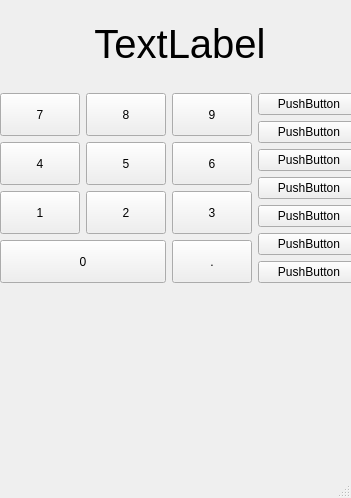
Above: calc/calculator/mainwindow.ui from ChibaMizuki/FreeCodes_Qt before the change. Below: the same form after it.
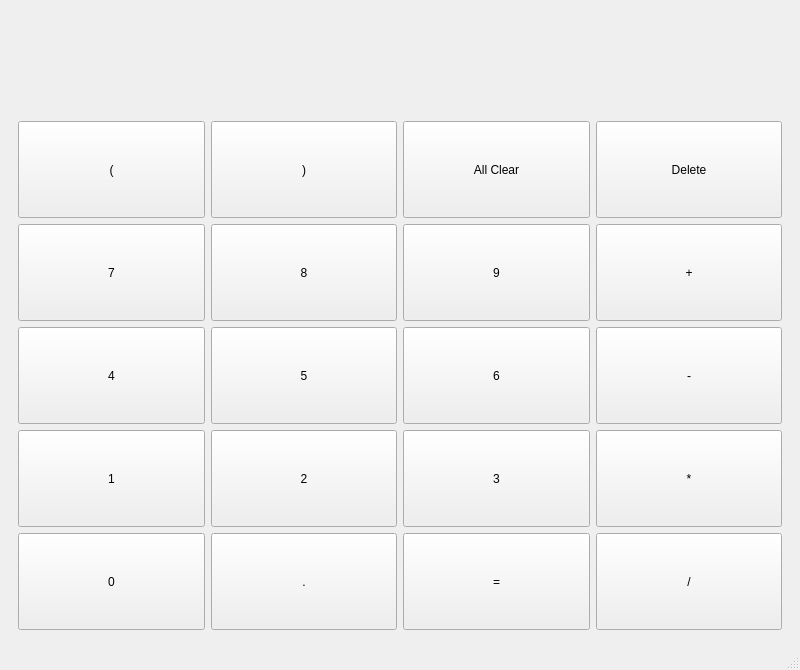
That is the form after the change.

Commit message: クラッシュの修正

What changed in the file:
```diff
--- a/calc/calculator/mainwindow.ui
+++ b/calc/calculator/mainwindow.ui
@@ -6,48 +6,34 @@
    <rect>
     <x>0</x>
     <y>0</y>
-    <width>351</width>
-    <height>498</height>
+    <width>800</width>
+    <height>670</height>
    </rect>
   </property>
   <property name="windowTitle">
    <string>MainWindow</string>
   </property>
   <widget class="QWidget" name="centralwidget">
+   <layout class="QGridLayout" name="gridLayout_3">
+    <item row="0" column="0">
    <widget class="QWidget" name="widget" native="true">
-    <property name="geometry">
-     <rect>
-      <x>0</x>
-      <y>0</y>
-      <width>360</width>
-      <height>283</height>
-     </rect>
-    </property>
     <layout class="QGridLayout" name="gridLayout_2">
-     <item row="0" column="0" colspan="2">
-      <widget class="QLabel" name="display">
-       <property name="sizePolicy">
-        <sizepolicy hsizetype="Preferred" vsizetype="Expanding">
-         <horstretch>0</horstretch>
-         <verstretch>0</verstretch>
-        </sizepolicy>
-       </property>
-       <property name="font">
-        <font>
-         <pointsize>30</pointsize>
-        </font>
-       </property>
-       <property name="text">
-        <string>TextLabel</string>
-       </property>
-       <property name="alignment">
-        <set>Qt::AlignmentFlag::AlignCenter</set>
-       </property>
-      </widget>
-     </item>
-     <item row="1" column="0">
+       <item row="0" column="0">
       <layout class="QGridLayout" name="gridLayout">
-       <item row="3" column="0" colspan="2">
+         <item row="3" column="0">
+          <widget class="QPushButton" name="button_four">
+           <property name="sizePolicy">
+            <sizepolicy hsizetype="Minimum" vsizetype="Expanding">
+             <horstretch>0</horstretch>
+             <verstretch>0</verstretch>
+            </sizepolicy>
+           </property>
+           <property name="text">
+            <string>4</string>
+           </property>
+          </widget>
+         </item>
+         <item row="5" column="0">
         <widget class="QPushButton" name="button_zero">
          <property name="sizePolicy">
           <sizepolicy hsizetype="Minimum" vsizetype="MinimumExpanding">
@@ -66,20 +52,7 @@
          </property>
         </widget>
        </item>
-       <item row="1" column="0">
-        <widget class="QPushButton" name="button_four">
-         <property name="sizePolicy">
-          <sizepolicy hsizetype="Minimum" vsizetype="Expanding">
-           <horstretch>0</horstretch>
-           <verstretch>0</verstretch>
-          </sizepolicy>
-         </property>
-         <property name="text">
-          <string>4</string>
-         </property>
-        </widget>
-       </item>
-       <item row="1" column="1">
+         <item row="3" column="1">
         <widget class="QPushButton" name="button_five">
          <property name="sizePolicy">
           <sizepolicy hsizetype="Minimum" vsizetype="Expanding">
@@ -92,7 +65,33 @@
          </property>
         </widget>
        </item>
-       <item row="0" column="2">
+         <item row="3" column="2">
+          <widget class="QPushButton" name="button_six">
+           <property name="sizePolicy">
+            <sizepolicy hsizetype="Minimum" vsizetype="Expanding">
+             <horstretch>0</horstretch>
+             <verstretch>0</verstretch>
+            </sizepolicy>
+           </property>
+           <property name="text">
+            <string>6</string>
+           </property>
+          </widget>
+         </item>
+         <item row="5" column="2">
+          <widget class="QPushButton" name="button_equal">
+           <property name="sizePolicy">
+            <sizepolicy hsizetype="Minimum" vsizetype="Expanding">
+             <horstretch>0</horstretch>
+             <verstretch>0</verstretch>
+            </sizepolicy>
+           </property>
+           <property name="text">
+            <string>=</string>
+           </property>
+          </widget>
+         </item>
+         <item row="2" column="2">
         <widget class="QPushButton" name="button_nine">
          <property name="sizePolicy">
           <sizepolicy hsizetype="Minimum" vsizetype="Expanding">
@@ -105,7 +104,7 @@
          </property>
         </widget>
        </item>
-       <item row="2" column="2">
+         <item row="4" column="2">
         <widget class="QPushButton" name="button_three">
          <property name="sizePolicy">
           <sizepolicy hsizetype="Minimum" vsizetype="Expanding">
@@ -118,7 +117,7 @@
          </property>
         </widget>
        </item>
-       <item row="2" column="0">
+         <item row="4" column="0">
         <widget class="QPushButton" name="button_one">
          <property name="sizePolicy">
           <sizepolicy hsizetype="Minimum" vsizetype="Expanding">
@@ -131,7 +130,20 @@
          </property>
         </widget>
        </item>
-       <item row="0" column="0">
+         <item row="4" column="3">
+          <widget class="QPushButton" name="button_multi">
+           <property name="sizePolicy">
+            <sizepolicy hsizetype="Minimum" vsizetype="Expanding">
+             <horstretch>0</horstretch>
+             <verstretch>0</verstretch>
+            </sizepolicy>
+           </property>
+           <property name="text">
+            <string>*</string>
+           </property>
+          </widget>
+         </item>
+         <item row="2" column="0">
         <widget class="QPushButton" name="button_seven">
          <property name="sizePolicy">
           <sizepolicy hsizetype="Minimum" vsizetype="Expanding">
@@ -144,7 +156,7 @@
          </property>
         </widget>
        </item>
-       <item row="0" column="1">
+         <item row="2" column="1">
         <widget class="QPushButton" name="button_eight">
          <property name="sizePolicy">
           <sizepolicy hsizetype="Minimum" vsizetype="Expanding">
@@ -157,7 +169,7 @@
          </property>
         </widget>
        </item>
-       <item row="2" column="1">
+         <item row="4" column="1">
         <widget class="QPushButton" name="button_two">
          <property name="sizePolicy">
           <sizepolicy hsizetype="Minimum" vsizetype="Expanding">
@@ -170,7 +182,46 @@
          </property>
         </widget>
        </item>
-       <item row="3" column="2">
+         <item row="3" column="3">
+          <widget class="QPushButton" name="button_minus">
+           <property name="sizePolicy">
+            <sizepolicy hsizetype="Minimum" vsizetype="Expanding">
+             <horstretch>0</horstretch>
+             <verstretch>0</verstretch>
+            </sizepolicy>
+           </property>
+           <property name="text">
+            <string>-</string>
+           </property>
+          </widget>
+         </item>
+         <item row="2" column="3">
+          <widget class="QPushButton" name="button_plus">
+           <property name="sizePolicy">
+            <sizepolicy hsizetype="Minimum" vsizetype="Expanding">
+             <horstretch>0</horstretch>
+             <verstretch>0</verstretch>
+            </sizepolicy>
+           </property>
+           <property name="text">
+            <string>+</string>
+           </property>
+          </widget>
+         </item>
+         <item row="5" column="3">
+          <widget class="QPushButton" name="button_divide">
+           <property name="sizePolicy">
+            <sizepolicy hsizetype="Minimum" vsizetype="Expanding">
+             <horstretch>0</horstretch>
+             <verstretch>0</verstretch>
+            </sizepolicy>
+           </property>
+           <property name="text">
+            <string>/</string>
+           </property>
+          </widget>
+         </item>
+         <item row="5" column="1">
         <widget class="QPushButton" name="button_dot">
          <property name="sizePolicy">
           <sizepolicy hsizetype="Minimum" vsizetype="Expanding">
@@ -183,8 +234,43 @@
          </property>
         </widget>
        </item>
+         <item row="0" column="0" colspan="4">
+          <widget class="QLabel" name="display">
+           <property name="sizePolicy">
+            <sizepolicy hsizetype="Preferred" vsizetype="Expanding">
+             <horstretch>0</horstretch>
+             <verstretch>0</verstretch>
+            </sizepolicy>
+           </property>
+           <property name="font">
+            <font>
+             <family>游明朝</family>
+             <pointsize>30</pointsize>
+            </font>
+           </property>
+           <property name="text">
+            <string/>
+           </property>
+           <property name="alignment">
+            <set>Qt::AlignmentFlag::AlignCenter</set>
+           </property>
+          </widget>
+         </item>
+         <item row="1" column="3">
+          <widget class="QPushButton" name="button_delete">
+           <property name="sizePolicy">
+            <sizepolicy hsizetype="Minimum" vsizetype="Expanding">
+             <horstretch>0</horstretch>
+             <verstretch>0</verstretch>
+            </sizepolicy>
+           </property>
+           <property name="text">
+            <string>Delete</string>
+           </property>
+          </widget>
+         </item>
        <item row="1" column="2">
-        <widget class="QPushButton" name="button_six">
+          <widget class="QPushButton" name="button_clear">
          <property name="sizePolicy">
           <sizepolicy hsizetype="Minimum" vsizetype="Expanding">
            <horstretch>0</horstretch>
@@ -192,67 +278,42 @@
           </sizepolicy>
          </property>
          <property name="text">
-          <string>6</string>
+            <string>All Clear</string>
          </property>
         </widget>
        </item>
-      </layout>
+         <item row="1" column="0">
+          <widget class="QPushButton" name="button_front">
+           <property name="sizePolicy">
+            <sizepolicy hsizetype="Minimum" vsizetype="Expanding">
+             <horstretch>0</horstretch>
+             <verstretch>0</verstretch>
+            </sizepolicy>
+           </property>
+           <property name="text">
+            <string>(</string>
+           </property>
+          </widget>
      </item>
      <item row="1" column="1">
-      <layout class="QVBoxLayout" name="verticalLayout">
-       <item>
-        <widget class="QPushButton" name="pushButton_18">
-         <property name="text">
-          <string>PushButton</string>
-         </property>
-        </widget>
-       </item>
-       <item>
-        <widget class="QPushButton" name="pushButton_17">
+          <widget class="QPushButton" name="button_back">
+           <property name="sizePolicy">
+            <sizepolicy hsizetype="Minimum" vsizetype="Expanding">
+             <horstretch>0</horstretch>
+             <verstretch>0</verstretch>
+            </sizepolicy>
+           </property>
          <property name="text">
-          <string>PushButton</string>
+            <string>)</string>
          </property>
         </widget>
        </item>
-       <item>
-        <widget class="QPushButton" name="pushButton_13">
-         <property name="text">
-          <string>PushButton</string>
-         </property>
-        </widget>
-       </item>
-       <item>
-        <widget class="QPushButton" name="pushButton_14">
-         <property name="text">
-          <string>PushButton</string>
-         </property>
-        </widget>
-       </item>
-       <item>
-        <widget class="QPushButton" name="pushButton_16">
-         <property name="text">
-          <string>PushButton</string>
-         </property>
-        </widget>
-       </item>
-       <item>
-        <widget class="QPushButton" name="pushButton_15">
-         <property name="text">
-          <string>PushButton</string>
-         </property>
-        </widget>
-       </item>
-       <item>
-        <widget class="QPushButton" name="pushButton_12">
-         <property name="text">
-          <string>PushButton</string>
-         </property>
-        </widget>
-       </item>
       </layout>
      </item>
     </layout>
    </widget>
+    </item>
+   </layout>
   </widget>
   <widget class="QMenuBar" name="menubar">
    <property name="geometry">
```
Left out of the diff: 2 changed lines with no effect on the pictures. Lines whose indentation alone changed are shown as unchanged. The commit also changes 2 other files.
